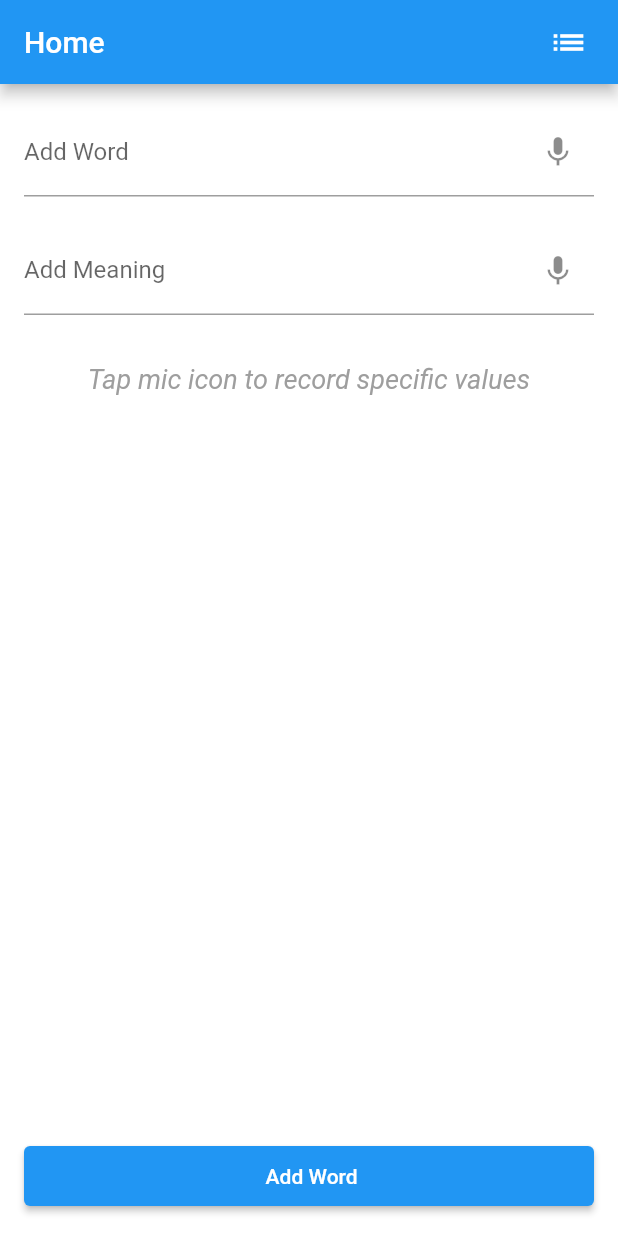
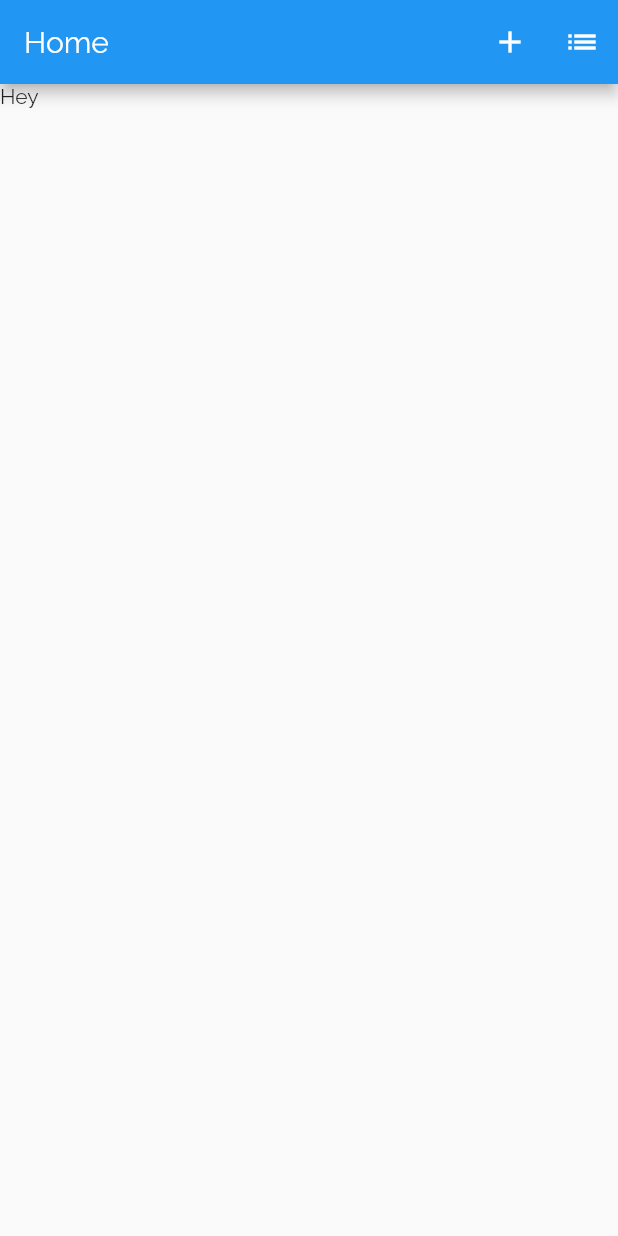
Before and after one commit to SaravanaWorkspaces/DailyNote, a Flutter app: the screen it shows after launch, on a phone screen of 412 x 824 dp. Run offline on Flutter 3.47's test engine with Material 2 defaults, Android fonts, the phone set to English and light mode, and no system bars; our stand-ins replace equatable, flutter_bloc, get_it, speech_to_text, sqflite; accounts and stored records are empty.

Commit message:
Show dashboard

```diff
--- a/lib/app.dart
+++ b/lib/app.dart
@@ -1,5 +1,5 @@
 import 'package:daily_note/locator.dart';
-import 'package:daily_note/presentation/home_screen.dart';
+import 'package:daily_note/presentation/dashboard.dart';
 import 'package:daily_note/service/speech_service.dart';
 import 'package:flutter/material.dart';
 
@@ -62,6 +62,6 @@ class _SplashScreenState extends State<SplashScreen> {
   _launchScreen() async {
     await Future.delayed(const Duration(milliseconds: 2500), () {});
     Navigator.pushReplacement(
-        context, MaterialPageRoute(builder: (context) => const HomeScreen()));
+        context, MaterialPageRoute(builder: (context) => const DashboardScreen()));
   }
 }
--- a/lib/business_logic/homescreen/home_screen_event.dart
+++ b/lib/business_logic/addword/addword_screen_event.dart
@@ -1,32 +1,32 @@
 import 'package:equatable/equatable.dart';
 
-abstract class HomeScreenEvent extends Equatable {}
+abstract class AddScreenEvent extends Equatable {}
 
-class ListenWord extends HomeScreenEvent {
+class ListenWord extends AddScreenEvent {
   @override
   List<Object?> get props => [];
 }
 
-class ListenMeaning extends HomeScreenEvent {
+class ListenMeaning extends AddScreenEvent {
   @override
   List<Object?> get props => [];
 }
 
-class UpdateWordEvent extends HomeScreenEvent {
+class UpdateWordEvent extends AddScreenEvent {
   final String word;
   UpdateWordEvent(this.word);
   @override
   List<Object?> get props => [];
 }
 
-class UpdateMeaningEvent extends HomeScreenEvent {
+class UpdateMeaningEvent extends AddScreenEvent {
   final String word;
   UpdateMeaningEvent(this.word);
   @override
   List<Object?> get props => [];
 }
 
-class AddWord extends HomeScreenEvent {
+class AddWord extends AddScreenEvent {
   final String word;
   final String meaning;
 
--- a/lib/business_logic/homescreen/home_screen_state.dart
+++ b/lib/business_logic/addword/addword_screen_state.dart
@@ -1,31 +1,31 @@
 import 'package:equatable/equatable.dart';
 
-class HomeScreenState extends Equatable {
+class AddWordState extends Equatable {
   @override
   List<Object?> get props => [];
 }
 
-class HomeScreenInitialState extends HomeScreenState {
+class HomeScreenInitialState extends AddWordState {
   HomeScreenInitialState(): super();
 }
 
-class UpdateWord extends HomeScreenState {
+class UpdateWord extends AddWordState {
   final String? word;
   UpdateWord(this.word);
   @override
   List<Object?> get props => [word];
 }
 
-class UpdateMeaning extends HomeScreenState {
+class UpdateMeaning extends AddWordState {
   final String? word;
   UpdateMeaning(this.word);
   @override
   List<Object?> get props => [word];
 }
 
-class WordAdded extends HomeScreenState {}
+class WordAdded extends AddWordState {}
 
-class WordFailed extends HomeScreenState {
+class WordFailed extends AddWordState {
   final String message;
   WordFailed(this.message);
 }
--- a/lib/presentation/home_screen.dart
+++ b/lib/presentation/add_word.dart
@@ -1,41 +1,40 @@
-import 'package:daily_note/business_logic/homescreen/home_screen_bloc.dart';
-import 'package:daily_note/business_logic/homescreen/home_screen_event.dart';
-import 'package:daily_note/business_logic/homescreen/home_screen_state.dart';
+import 'package:daily_note/business_logic/addword/addword_bloc.dart';
+import 'package:daily_note/business_logic/addword/addword_screen_event.dart';
+import 'package:daily_note/business_logic/addword/addword_screen_state.dart';
 import 'package:daily_note/locator.dart';
 import 'package:daily_note/presentation/word_list.dart';
 import 'package:flutter/material.dart';
 import 'package:flutter_bloc/flutter_bloc.dart';
 
-class HomeScreen extends StatefulWidget {
-  const HomeScreen({Key? key}) : super(key: key);
+class AddWordScreen extends StatefulWidget {
+  const AddWordScreen({Key? key}) : super(key: key);
 
   @override
-  _HomeScreenState createState() => _HomeScreenState();
+  _AddWordScreenState createState() => _AddWordScreenState();
 }
 
-class _HomeScreenState extends State<HomeScreen> {
+class _AddWordScreenState extends State<AddWordScreen> {
   @override
   Widget build(BuildContext context) {
-    return MaterialApp(
-        home: MultiBlocProvider(
+    return MultiBlocProvider(
       providers: [
-        BlocProvider<HomeScreenBloc>(
-          create: (_) => getItInstance<HomeScreenBloc>(),
+        BlocProvider<AddScreenBloc>(
+          create: (_) => getItInstance<AddScreenBloc>(),
         ),
       ],
-      child: const HomePage(),
-    ));
+      child: const AddWordPage(),
+    );
   }
 }
 
-class HomePage extends StatefulWidget {
-  const HomePage({Key? key}) : super(key: key);
+class AddWordPage extends StatefulWidget {
+  const AddWordPage({Key? key}) : super(key: key);
 
   @override
-  State<HomePage> createState() => _HomePageState();
+  State<AddWordPage> createState() => _AddWordPageState();
 }
 
-class _HomePageState extends State<HomePage> {
+class _AddWordPageState extends State<AddWordPage> {
   final _wordEditController = TextEditingController();
   final _meaningEditController = TextEditingController();
   final _formKey = GlobalKey<FormState>();
@@ -79,6 +78,10 @@ class _HomePageState extends State<HomePage> {
         )
       ],
       title: const Text("Home"),
+      leading: IconButton(
+        onPressed: () => Navigator.pop(context),
+        icon: const Icon(Icons.arrow_back),
+      ),
     );
   }
 
@@ -109,8 +112,8 @@ class _HomePageState extends State<HomePage> {
     );
   }
 
-  BlocConsumer<HomeScreenBloc, HomeScreenState> _buildWordTextFormField() {
-    return BlocConsumer<HomeScreenBloc, HomeScreenState>(
+  BlocConsumer<AddScreenBloc, AddWordState> _buildWordTextFormField() {
+    return BlocConsumer<AddScreenBloc, AddWordState>(
       buildWhen: (previous, current) => current is UpdateWord,
       listenWhen: (previous, current) => current is UpdateWord,
       listener: (context, state) {
@@ -133,7 +136,7 @@ class _HomePageState extends State<HomePage> {
               labelText: "Add Word",
               suffixIcon: IconButton(
                 onPressed: () {
-                  context.read<HomeScreenBloc>().add(ListenWord());
+                  context.read<AddScreenBloc>().add(ListenWord());
                 },
                 icon: const Icon(Icons.mic),
               ),
@@ -143,7 +146,7 @@ class _HomePageState extends State<HomePage> {
     );
   }
 
-  BlocConsumer<HomeScreenBloc, HomeScreenState> _buildMeaningTextFormField() {
+  BlocConsumer<AddScreenBloc, AddWordState> _buildMeaningTextFormField() {
     return BlocConsumer(
       buildWhen: (previous, current) => current is UpdateMeaning,
       listenWhen: (previous, current) => current is UpdateMeaning,
@@ -158,7 +161,7 @@ class _HomePageState extends State<HomePage> {
             decoration: InputDecoration(
                 suffixIcon: IconButton(
                   onPressed: () {
-                    context.read<HomeScreenBloc>().add(ListenMeaning());
+                    context.read<AddScreenBloc>().add(ListenMeaning());
                   },
                   icon: const Icon(Icons.mic),
                 ),
@@ -176,9 +179,9 @@ class _HomePageState extends State<HomePage> {
     );
   }
 
-  BlocListener<HomeScreenBloc, HomeScreenState> _elevatedButton() {
-    return BlocListener<HomeScreenBloc, HomeScreenState>(
-      listenWhen: (previous, current) => current is WordAdded,
+  BlocListener<AddScreenBloc, AddWordState> _elevatedButton() {
+    return BlocListener<AddScreenBloc, AddWordState>(
+        listenWhen: (previous, current) => current is WordAdded,
         listener: (context, state) {
           if (state is WordAdded) {
             _clearFormField();
@@ -213,14 +216,14 @@ class _HomePageState extends State<HomePage> {
   void _addWord() async {
     final form = _formKey.currentState!;
     if (form.validate()) {
-      word    = _wordEditController.text;
+      word = _wordEditController.text;
       meaning = _meaningEditController.text;
-      context.read<HomeScreenBloc>().add(AddWord(word, meaning));
+      context.read<AddScreenBloc>().add(AddWord(word, meaning));
     }
   }
 
   void _launchWordList() {
-    Navigator.push(
-        context, MaterialPageRoute(builder: (context) => const WordListPage()));
+    Navigator.push(context,
+        MaterialPageRoute(builder: (context) => const WordListScreen()));
   }
 }
--- /dev/null
+++ b/lib/presentation/dashboard.dart
@@ -0,0 +1,66 @@
+import 'package:daily_note/presentation/add_word.dart';
+import 'package:daily_note/presentation/word_list.dart';
+import 'package:flutter/material.dart';
+
+class DashboardScreen extends StatefulWidget {
+  const DashboardScreen({Key? key}) : super(key: key);
+
+  @override
+  State<DashboardScreen> createState() => _DashboardScreenState();
+}
+
+class _DashboardScreenState extends State<DashboardScreen> {
+  @override
+  Widget build(BuildContext context) {
+    return Scaffold(
+        appBar: AppBar(
+          title: const Text("Home"),
+          actions: [
+            IconButton(
+              onPressed: () {
+                Navigator.push(
+                  context,
+                  MaterialPageRoute(
+                    builder: (context) => const AddWordScreen(),
+                  ),
+                );
+              },
+              icon: const Icon(
+                Icons.add,
+                color: Colors.white,
+              ),
+            ),
+            IconButton(
+              onPressed: () {
+                Navigator.push(
+                  context,
+                  MaterialPageRoute(
+                    builder: (context) => const WordListScreen(),
+                  ),
+                );
+              },
+              icon: const Icon(
+                Icons.list,
+                color: Colors.white,
+              ),
+            )
+          ],
+        ),
+        body: const _DashboardPage(),
+      );
+  }
+}
+
+class _DashboardPage extends StatefulWidget {
+  const _DashboardPage({Key? key}) : super(key: key);
+
+  @override
+  State<_DashboardPage> createState() => _DashboardPageState();
+}
+
+class _DashboardPageState extends State<_DashboardPage> {
+  @override
+  Widget build(BuildContext context) {
+    return const Text("Hey");
+  }
+}
```
Also changed, not shown: lib/business_logic/addword/addword_bloc.dart (renamed from lib/business_logic/homescreen/home_screen_bloc.dart, +9 -9 lines), lib/locator.dart (+4 -4 lines), lib/presentation/word_list.dart (+22 -14 lines), lib/business_logic/dashboard/dashboard_bloc.dart (added), lib/business_logic/dashboard/dashboard_event.dart (added), lib/business_logic/dashboard/dashboard_state.dart (added).
